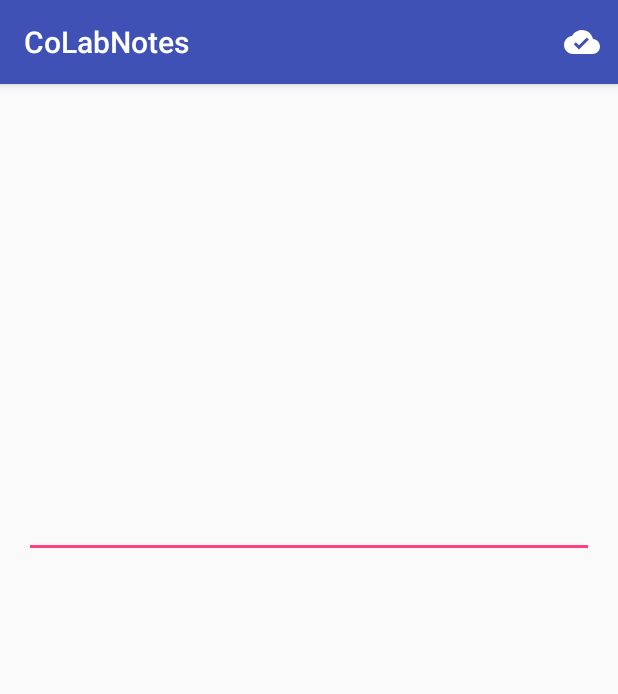
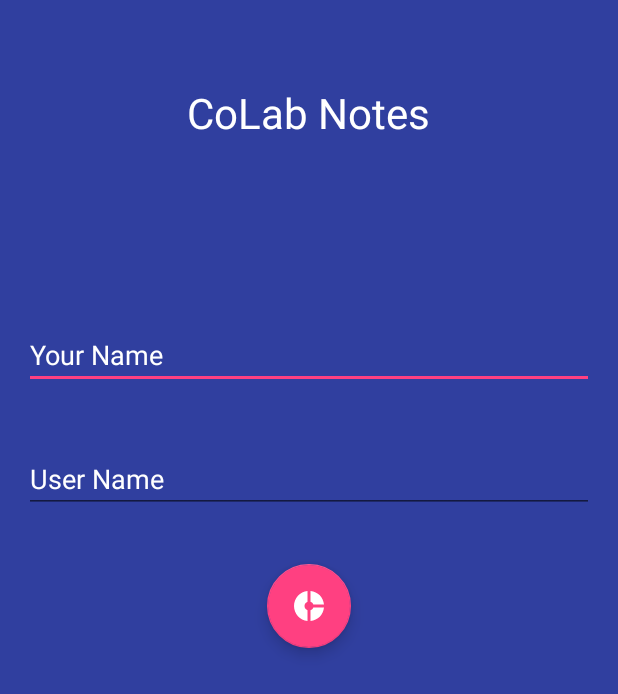
Before and after one commit to igita6898/android_firebase_realtime_database, an Android app: the screen it shows after launch (MainActivity), on a phone screen of 412 x 824 dp. Shown: the top 694 px of the screen. Run offline under Robolectric (Android 15) with nearby library versions, the phone set to English and light mode, and no system bars; our stand-ins replace Firebase (no records; nobody signed in at launch, a user with empty details on screens opened directly).

Commit message:
User Creation - Write Operation

```diff
--- a/app/build.gradle
+++ b/app/build.gradle
@@ -10,6 +10,7 @@ android {
         targetSdkVersion 25
         versionCode 1
         versionName "1.0"
+        vectorDrawables.useSupportLibrary = true
     }
     buildTypes {
         release {
--- a/app/src/main/java/com/alleviate/fbrtdb/MainActivity.java
+++ b/app/src/main/java/com/alleviate/fbrtdb/MainActivity.java
@@ -1,21 +1,70 @@
 package com.alleviate.fbrtdb;
 
+import android.support.design.widget.FloatingActionButton;
+import android.support.design.widget.Snackbar;
 import android.support.v7.app.AppCompatActivity;
 import android.os.Bundle;
 import android.view.Menu;
 import android.view.MenuItem;
+import android.view.View;
+import android.widget.TextView;
+
+import com.google.firebase.database.DatabaseReference;
+import com.google.firebase.database.FirebaseDatabase;
+
+import java.util.HashMap;
+import java.util.Map;
 
 public class MainActivity extends AppCompatActivity {
 
-
+    TextView tv_full_name, tv_user_name;
 
     @Override
     protected void onCreate(Bundle savedInstanceState) {
         super.onCreate(savedInstanceState);
         setContentView(R.layout.activity_main);
         setTitle("CoLabNotes");
+        getSupportActionBar().hide();
+
+        FirebaseDatabase.getInstance().setPersistenceEnabled(true);
+        // With disk persistence enabled, our synced data and writes will be persisted to disk across
+        // app restarts and our app should work seamlessly in offline situations.
+
+        tv_full_name = (TextView)findViewById(R.id.full_name);
+        tv_user_name = (TextView)findViewById(R.id.user_name);
+
+        FloatingActionButton save_user = (FloatingActionButton)findViewById(R.id.save_user_profile);
+        save_user.setOnClickListener(new View.OnClickListener() {
+            @Override
+            public void onClick(View view) {
+                String str_ful_name = tv_full_name.getText().toString();
+                String str_user_name = tv_user_name.getText().toString();
+
+                add_user_profile(str_ful_name, str_user_name);
+
+                Snackbar.make(view,"User Created!",Snackbar.LENGTH_SHORT).show();
+
+            }
+        });
 
 
+    }
+
+    private void add_user_profile(String str_ful_name, String str_user_name) {
+
+        FirebaseDatabase firebaseDatabase = FirebaseDatabase.getInstance();
+        DatabaseReference databaseReference = firebaseDatabase.getReference("colabnotes/");
+        // >>> https://fbrtdb.firebaseio.com/colabnotes/
+
+        // Since each user will have a unique username, it makes sense to use the set method here instead
+        // of the push method since we already have the key and don't need to create one.
+
+        DatabaseReference user_add_ref = databaseReference.child("user");
+
+        Map<String, User> users = new HashMap<String, User>();
+        users.put(str_user_name, new User(str_ful_name));
+
+        user_add_ref.setValue(users);
     }
 
     @Override
--- /dev/null
+++ b/app/src/main/java/com/alleviate/fbrtdb/User.java
@@ -0,0 +1,16 @@
+package com.alleviate.fbrtdb;
+
+/**
+ * Created by felix on 4/11/16.
+ */
+
+public class User {
+
+    public String full_name;
+
+    public User(String full_name) {
+        this.full_name = full_name;
+        // ...
+    }
+
+}
--- /dev/null
+++ b/app/src/main/res/drawable/ic_donut_24dp.xml
@@ -0,0 +1,9 @@
+<vector xmlns:android="http://schemas.android.com/apk/res/android"
+        android:width="24dp"
+        android:height="24dp"
+        android:viewportWidth="24.0"
+        android:viewportHeight="24.0">
+    <path
+        android:fillColor="#FFF"
+        android:pathData="M11,9.16V2c-5,0.5 -9,4.79 -9,10s4,9.5 9,10v-7.16c-1,-0.41 -2,-1.52 -2,-2.84s1,-2.43 2,-2.84zM14.86,11H22c-0.48,-4.75 -4,-8.53 -9,-9v7.16c1,0.3 1.52,0.98 1.86,1.84zM13,14.84V22c5,-0.47 8.52,-4.25 9,-9h-7.14c-0.34,0.86 -0.86,1.54 -1.86,1.84z"/>
+</vector>
--- a/app/src/main/res/layout/activity_main.xml
+++ b/app/src/main/res/layout/activity_main.xml
@@ -1,5 +1,6 @@
 <?xml version="1.0" encoding="utf-8"?>
 <RelativeLayout xmlns:android="http://schemas.android.com/apk/res/android"
+    xmlns:app="http://schemas.android.com/apk/res-auto"
     xmlns:tools="http://schemas.android.com/tools"
     android:layout_width="match_parent"
     android:layout_height="match_parent"
@@ -7,29 +8,56 @@
     android:paddingLeft="@dimen/activity_horizontal_margin"
     android:paddingRight="@dimen/activity_horizontal_margin"
     android:paddingTop="@dimen/activity_vertical_margin"
-    tools:context="com.alleviate.fbrtdb.MainActivity">
+    tools:context="com.alleviate.fbrtdb.MainActivity"
+    android:background="@color/colorPrimaryDark">
 
     <EditText
         android:layout_width="wrap_content"
         android:layout_height="wrap_content"
-        android:inputType="textMultiLine"
+        android:inputType="textPersonName"
+        android:hint="Your Name"
+        android:textColor="@android:color/white"
+        android:textColorHint="@android:color/white"
         android:ems="10"
-        android:id="@+id/note"
-        android:minHeight="300dp"
-        android:layout_alignParentTop="true"
+        android:layout_below="@+id/app_name"
+        android:layout_marginTop="120dp"
+        android:id="@+id/full_name"
+        android:layout_alignParentEnd="true"
+        android:layout_alignParentStart="true" />
+
+    <EditText
+        android:layout_width="wrap_content"
+        android:layout_height="wrap_content"
+        android:inputType="textPersonName"
+        android:hint="User Name"
+        android:textColor="@android:color/white"
+        android:textColorHint="@android:color/white"
+        android:ems="10"
+        android:layout_marginTop="37dp"
+        android:id="@+id/user_name"
+        android:layout_below="@+id/full_name"
         android:layout_alignParentStart="true"
         android:layout_alignParentEnd="true" />
 
-    <TextView
+    <android.support.design.widget.FloatingActionButton
         android:layout_width="wrap_content"
         android:layout_height="wrap_content"
-        android:textAppearance="?android:attr/textAppearanceMedium"
-        android:text=""
-        android:id="@+id/logs"
-        android:scrollbars="horizontal"
-        android:layout_marginTop="10dp"
-        android:layout_below="@+id/note"
-        android:layout_alignParentStart="true"
-        android:layout_alignEnd="@+id/note"
-        android:layout_alignParentBottom="true" />
+        android:clickable="true"
+        app:fabSize="normal"
+        app:srcCompat="@drawable/ic_donut_24dp"
+        android:layout_below="@+id/user_name"
+        android:layout_centerHorizontal="true"
+        android:layout_marginTop="34dp"
+        android:id="@+id/save_user_profile" />
+
+    <TextView
+        android:text="CoLab Notes"
+        android:layout_width="wrap_content"
+        android:layout_height="wrap_content"
+        android:layout_alignParentTop="true"
+        android:layout_centerHorizontal="true"
+        android:layout_marginTop="40dp"
+        android:textSize="28sp"
+        android:textColor="@android:color/white"
+        android:id="@+id/app_name" />
 </RelativeLayout>
--- a/app/src/main/res/menu/menu_main.xml
+++ b/app/src/main/res/menu/menu_main.xml
@@ -2,10 +2,5 @@
     xmlns:app="http://schemas.android.com/apk/res-auto"
     xmlns:tools="http://schemas.android.com/tools"
     tools:context="com.alleviate.recylerviewcomplete.MainActivity">
-    <item
-        android:id="@+id/action_save"
-        android:orderInCategory="100"
-        android:title="Save"
-        android:icon="@drawable/ic_cloud_save_24dp"
-        app:showAsAction="always" />
+
 </menu>
--- a/app/src/main/res/values/colors.xml
+++ b/app/src/main/res/values/colors.xml
@@ -1,6 +1,6 @@
 <?xml version="1.0" encoding="utf-8"?>
 <resources>
     <color name="colorPrimary">#3F51B5</color>
-    <color name="colorPrimaryDark">#303F9F</color>
-    <color name="colorAccent">#FF4081</color>
+    <color name="colorPrimaryDark">#303f9f</color>
+    <color name="colorAccent">#ff4081</color>
 </resources>
```
